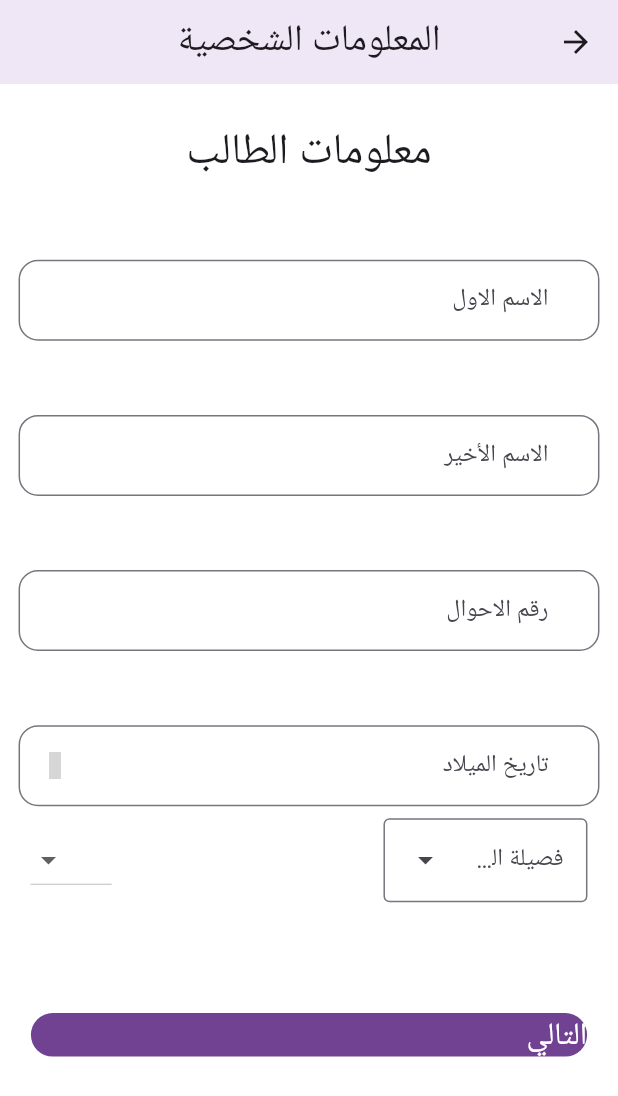
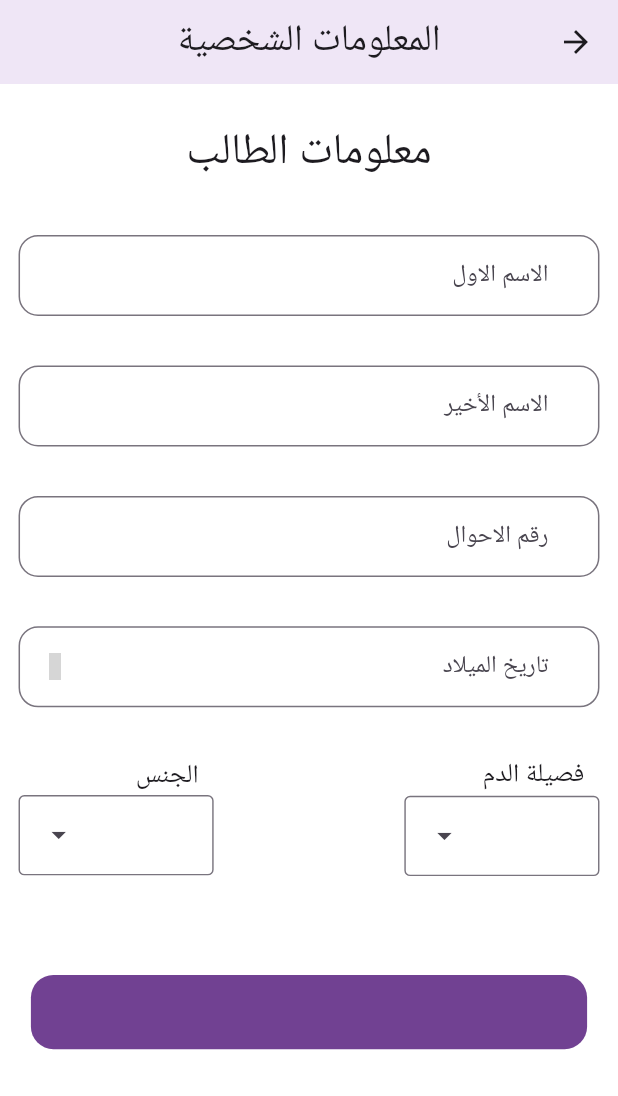
Before and after one commit to MustafaAlGhasili/ameen, a Flutter app: the Home screen opened directly, item 3 of the bottom bar chosen, after a tap on "حسابي", on a phone screen of 412 x 824 dp. Shown: the top 1096 px of the screen. Run offline on Flutter 3.47's test engine with Material 3 defaults, Android fonts, the phone set to English and light mode, and no system bars; our stand-ins replace easy_stepper, firebase_core, firebase_database, get, iconly, pin_code_fields; accounts and stored records are empty; grey boxes are pictures that could not be loaded.

Commit message:
changes in some widget

```diff
--- a/lib/controller/sign_controller.dart
+++ b/lib/controller/sign_controller.dart
@@ -1,27 +1,22 @@
 // import 'package:camera/camera.dart';
+import 'package:ameen/view/ui/sign/signup_widgets.dart';
+import 'package:firebase_database/firebase_database.dart';
 import 'package:flutter/cupertino.dart';
 import 'package:flutter/gestures.dart';
 import 'package:get/get.dart';
 
 class SignController extends GetxController {
   RxBool visibility = true.obs;
-  final GlobalKey<FormState> formKey = GlobalKey<FormState>();
 
   final signInEmailCont = TextEditingController();
   final signInPassCont = TextEditingController();
-
   final emailVerificationCont = TextEditingController();
 
   String forgetPassword = '';
   String code = '';
-  // final emailVerification = TextEditingController();
-  // final codeVerification = TextEditingController();
 
   bool hasError = false;
-  // late StreamController<ErrorAnimationType> errorController;
-  // TextEditingController otpController = TextEditingController();
   var onTapRecognizer;
-  // String value = '';
   RxInt step = 0.obs;
   RxList blood = ['A+', 'A-', 'B+', 'B-', 'AB+', 'AB-'].obs;
   RxBool isAccepted = false.obs;
@@ -39,191 +34,68 @@ class SignController extends GetxController {
     // errorController = StreamController<ErrorAnimationType>();
     super.onInit();
   }
+
+  Map parentInfo = {
+    'fName' : '',
+  };
+  void sendDataToDatabase(Parent parent) async {
+    //   //parent reference
+    //   DatabaseReference pRef = FirebaseDatabase.instance.ref("parent");
+    //   DatabaseEvent databaseEvent = await pRef.once();
+    //   DataSnapshot snapshot = databaseEvent.snapshot;
+    //   print(snapshot.value);
+    //   Map<String, dynamic>? map = (snapshot.value == null ? null : snapshot.value)
+    //       as Map<String, dynamic>?;
+    //   map?.forEach((key, value) {
+    //     Map m = {"key": key};
+    //     m.addAll(value);
+    //     l.add(value);
+    //   });
+    // }
+
+    final dbRef = FirebaseDatabase.instance.ref('parents');
+    final parent = ParentModel(
+      id: "${dbRef.push().key}",
+      fName: parentInfo['fName'],
+      email: 'johndoe@example.com',
+      isEnabled: false,
+      lName: '',
+      phone: '',
+      nationalId: '',
+    );
+    await dbRef.push().set(parent.toMap());
+  }
 }
 
+class ParentModel {
+  final String id;
+  final String fName;
+  final String lName;
+  final String email;
+  final String phone;
+  final String nationalId;
+  final bool isEnabled;
 
-// late List<CameraDescription> cameras;
+  ParentModel({
+    required this.id,
+    required this.fName,
+    required this.lName,
+    required this.email,
+    required this.phone,
+    required this.nationalId,
+    required this.isEnabled,
+  });
 
-// class CamController extends GetxController {
-//   late CameraController cameraController;
-//   late XFile picture;
-//   Uint8List? _imageBytes;
-//
-//   @override
-//   void onInit() {
-//     initializeControllerFuture();
-//     super.onInit();
-//   }
-//
-//
-//   Future<void> initializeControllerFuture() async {
-//     cameraController = CameraController(
-//       cameras[0],
-//       ResolutionPreset.medium,
-//     );
-//     try {
-//       await cameraController.initialize();
-//     } catch (e) {
-//       print('Error initializing camera: $e');
-//     }
-//
-//     if (!isClosed) return;
-//     update();
-//   }
-//
-// //   Future<int> registerBusVisitorFace({required File file}) async {
-// //
-// //     String fileExtension = extension(file.path);
-// //     String fileName = "test${Random().nextInt(1000)}$fileExtension";
-// //
-// //     print('File Name: $fileName');
-// //
-// //     String studentName = "Moha_Hasan_2444";
-// //     final String url =
-// //         'https://nfaa7msxkb.execute-api.us-east-1.amazonaws.com/dev/bus-visitors-2-2/$fileName'; // Replace with your API Gateway endpoint
-// // /*
-// //     final String url =
-// //         'https://nfaa7msxkb.execute-api.us-east-1.amazonaws.com/dev/students-images-4-4/$studentName'; // Replace with your API Gateway endpoint
-// // */
-// //
-// //     try {
-// //       Uint8List image = File(file.path).readAsBytesSync();
-// //
-// //       Options options = Options(contentType: 'image/jpeg', headers: {
-// //         'Accept': "*/*",
-// //         'Content-Length': image.length,
-// //         'Connection': 'keep-alive',
-// //         'User-Agent': 'ClinicPlush'
-// //       });
-// //       final response = await Dio().put(url,
-// //           data: Stream.fromIterable(image.map((e) => [e])), options: options);
-// //       print(response);
-// //
-// //       if (response.statusCode == 200) {
-// //         Get.back(closeOverlays: true);
-// //         // Image uploaded successfully.
-// //         print('Image uploaded successfully!');
-// //
-// //         // await Future.delayed(const Duration(seconds: 1));
-// //
-// //         return makeGetRequest(fileName);
-// //       } else {
-// //         Get.back(closeOverlays: true);
-// //         // Failed to upload image.
-// //         print('Failed to upload image: ${response.statusMessage}');
-// //       }
-// //       Get.back(closeOverlays: true);
-// //       return 500;
-// //     } on DioException catch (error) {
-// //       Get.back(closeOverlays: true);
-// //       print("object ${error.message}");
-// //       if (error.message!.contains("The connection errored: Failed host lookup:")) {
-// //
-// //         Get.snackbar('Error', "pleas connect to the internet",
-// //             colorText: Colors.white,
-// //             duration: const Duration(seconds: 2),
-// //             animationDuration: const Duration(milliseconds: 700),
-// //             backgroundColor: Colors.black);
-// //         // GetSnackBar(
-// //         //
-// //         //   messageText: Text("pleas connect to the internet",
-// //         //       style: TextStyle(color: Colors.white)),
-// //         //   titleText: Text("Error", style: TextStyle(color: Colors.white)),
-// //         //   icon: Icon(Icons.error_outline, color: Colors.white),
-// //         //   duration: Duration(seconds: 2),
-// //         //   animationDuration: Duration(milliseconds: 500),
-// //         // );
-// //       }
-// //       // log(error.message);
-// //       rethrow;
-// //     } catch (e) {
-// //       // log(_.toString());
-// //       throw 'error is ${e.toString()}';
-// //     }
-// //   }
-//
-//   // Future<int> makeGetRequest(String fileName) async {
-//   //   int status = 500;
-//   //   final String url =
-//   //       'https://nfaa7msxkb.execute-api.us-east-1.amazonaws.com/dev/students?objectKey=$fileName';
-//   //
-//   //   print('Get API: $url');
-//   //
-//   //   try {
-//   //     final response = await Dio().get(url);
-//   //     print(response);
-//   //     if (response.statusCode == 200) {
-//   //       // Image uploaded successfully.
-//   //       print('Validated successfully!');
-//   //
-//   //       /// todo success dialog
-//   //       // showCustomDialog(context, "Done");
-//   //
-//   //       // Make a GET request with the generated name
-//   //     }
-//   //
-//   //     status = response.statusCode!;
-//   //     return status;
-//   //     // Handle the response from the GET request as needed.
-//   //   } on DioException catch (error) {
-//   //     status = error.response?.statusCode ?? 500;
-//   //     print(error.message);
-//   //     return status;
-//   //
-//   //     rethrow;
-//   //   } catch (e) {
-//   //     status = 500;
-//   //     print(e.toString());
-//   //     return status;
-//   //     // Handle other exceptions
-//   //     print(e.toString());
-//   //
-//   //     throw 'error is ${e.toString()}';
-//   //   }
-//   // }
-//
-//   // Future<XFile?> capturePhoto() async {
-//   //   Get.dialog(const Center(
-//   //       child: CircularProgressIndicator(
-//   //         color: Colors.white,
-//   //       )));
-//   //   if (cameraController.value.isTakingPicture) {
-//   //     return null;
-//   //   }
-//   //   try {
-//   //     await cameraController.setFlashMode(FlashMode.off); //optional
-//   //     XFile file = await cameraController.takePicture();
-//   //     return file;
-//   //   } on CameraException catch (e) {
-//   //     debugPrint('Error occured while taking picture: $e');
-//   //     return null;
-//   //   }
-//   // }
-//
-//   // Future<int> onTakePhotoPressed() async {
-//   //   final xFile = await capturePhoto();
-//   //   if (xFile != null) {
-//   //     if (xFile.path.isNotEmpty) {
-//   //       picture = xFile;
-//   //       File file = File(picture.path);
-//   //       return registerBusVisitorFace(file: file);
-//   //
-//   //       print("pathh =========${picture.path}");
-//   //     }
-//   //     return 501;
-//   //   }
-//   //   return 502;
-//   // }
-//
-//   @override
-//   void onClose() {
-//     initializeControllerFuture();
-//     super.onClose();
-//   }
-//
-//   @override
-//   void dispose() {
-//     cameraController.dispose();
-//     super.dispose();
-//   }
-// }
+  // Convert model to a map for storing in the database
+  Map<String, dynamic> toMap() {
+    return {
+      'id': id,
+      'firstNname': fName,
+      'lastName': lName,
+      'email': email,
+      'phone': phone,
+      'nationalId': nationalId,
+      'isEnabled': isEnabled,
+    };
+  }
+}
--- a/lib/main.dart
+++ b/lib/main.dart
@@ -1,4 +1,7 @@
 import 'package:ameen/controller/sign_controller.dart';
+import 'package:ameen/test.dart';
+import 'package:ameen/view/ui/sign/sign_in.dart';
+import 'package:ameen/view/ui/sign/sign_up.dart';
 // import 'package:ameen/test.dart';
 // import 'package:ameen/view/ui/home/home.dart';
 import 'package:ameen/view/ui/sign/start.dart';
@@ -16,7 +19,6 @@ void main() async {
   Get.put(SignController());
   Get.put(HomeController());
 
-
   await Firebase.initializeApp(
     options: DefaultFirebaseOptions.currentPlatform,
   );
@@ -30,7 +32,7 @@ void main() async {
     // locale: DevicePreview.locale(context),
     theme: ThemeData(
         scaffoldBackgroundColor: const Color.fromARGB(255, 113, 65, 146)),
-    home: const MyApp(),
+    home: const SignUp(),
     // )
   ));
 }
--- a/lib/view/ui/home/home_widgets.dart
+++ b/lib/view/ui/home/home_widgets.dart
@@ -239,7 +239,7 @@ class NotificationPage extends StatelessWidget {
               itemBuilder: (context, i) {
                 return Container(
                   margin: EdgeInsets.all(width * 0.015),
-                  padding: EdgeInsets.all(width * 0.015),
+                  padding: EdgeInsets.all(width * 0.04),
                   height: height * 0.08,
                   decoration: BoxDecoration(
                       border: Border.all(color: Colors.black, width: 1.5),
@@ -271,7 +271,7 @@ class NotificationPage extends StatelessWidget {
               itemBuilder: (context, i) {
                 return Container(
                   margin: EdgeInsets.all(width * 0.015),
-                  padding: EdgeInsets.all(width * 0.015),
+                  padding: EdgeInsets.all(width * 0.04),
                   height: height * 0.08,
                   decoration: BoxDecoration(
                       border: Border.all(color: Colors.black, width: 1.5),
@@ -326,6 +326,7 @@ class ProfilePage extends StatelessWidget {
                 height: height * 0.05,
               ),
               ButtonModel(
+                padding: width * 0.03,
                 rowMainAxisAlignment: MainAxisAlignment.spaceBetween,
                 width: width * 0.9,
                 height: height * 0.07,
@@ -341,6 +342,8 @@ class ProfilePage extends StatelessWidget {
                 vMargin: height * 0.01,
               ),
               ButtonModel(
+                                padding: width * 0.03,
+
                 rowMainAxisAlignment: MainAxisAlignment.spaceBetween,
                 width: width * 0.9,
                 height: height * 0.07,
@@ -354,6 +357,8 @@ class ProfilePage extends StatelessWidget {
                 vMargin: height * 0.01,
               ),
               ButtonModel(
+                                padding: width * 0.03,
+
                 rowMainAxisAlignment: MainAxisAlignment.spaceBetween,
                 width: width * 0.9,
                 height: height * 0.07,
--- a/lib/view/ui/home/student_info.dart
+++ b/lib/view/ui/home/student_info.dart
@@ -22,7 +22,8 @@ class StudentInfo extends StatelessWidget {
         appBar: AppBar(
           elevation: 5,
           centerTitle: true,
-          title: Text("المعلومات الشخصية", style: TextStyle(fontSize: width * 0.06)),
+          title: Text("المعلومات الشخصية",
+              style: TextStyle(fontSize: width * 0.06)),
         ),
         body: SingleChildScrollView(
           child: Padding(
@@ -30,60 +31,99 @@ class StudentInfo extends StatelessWidget {
                 horizontal: width * 0.03, vertical: height * 0.03),
             child: Column(
               children: [
-                Text("معلومات الطالب", style: TextStyle(fontSize: width * 0.07)),
+                Text("معلومات الطالب",
+                    style: TextStyle(fontSize: width * 0.07)),
                 TextFieldModel(
                   text: "الاسم الاول",
-                  vPadding: height * 0.06,
+                  vPadding: height * 0.04,
                   obscureText: false,
                 ),
                 TextFieldModel(
                   text: "الاسم الأخير",
-                  vPadding: height * 0.06,
+                  vPadding: height * 0.04,
                   obscureText: false,
                 ),
                 TextFieldModel(
                   text: "رقم الاحوال",
-                  vPadding: height * 0.06,
+                  vPadding: height * 0.04,
                   obscureText: false,
                 ),
                 TextFieldModel(
                   sufIcon: IconButton(
                       onPressed: () {}, icon: const Icon(IconlyLight.calendar)),
                   text: "تاريخ الميلاد",
-                  vPadding: height * 0.06,
+                  vPadding: height * 0.04,
                   obscureText: false,
                 ),
                 Obx(
                   () => Padding(
-                    padding: const EdgeInsets.all(8.0),
+                    padding: EdgeInsets.only(top: height * 0.04),
                     child: Row(
                       mainAxisAlignment: MainAxisAlignment.spaceBetween,
                       children: [
-                        const DropdownMenu(
+                        Column(
+                          crossAxisAlignment: CrossAxisAlignment.start,
+                          children: [
+                            Padding(
+                              padding: const EdgeInsets.only(right: 10.0),
+                              child: Text(
+                                "فصيلة الدم",
+                                style: TextStyle(fontSize: height * 0.021),
+                              ),
+                            ),
+                            SizedBox(
+                              height: height * 0.065,
+                              child: const FittedBox(
+                                fit: BoxFit.fill,
+                                child: DropdownMenu(
                                   dropdownMenuEntries: [
                                     DropdownMenuEntry(
                                       value: "sckn",
                                       label: "Sckm",
                                     )
                                   ],
-                          hintText: "فصيلة الدم",
                                   menuStyle: MenuStyle(
                                     shape: MaterialStatePropertyAll(
                                         ContinuousRectangleBorder(
-                                    borderRadius:
-                                        BorderRadius.all(Radius.circular(30)))),
+                                            borderRadius: BorderRadius.all(
+                                                Radius.circular(30)))),
                                   ),
                                 ),
-                        DropdownButton(
-                          items: controller.blood
-                              .map((e) => DropdownMenuItem(
-                                    value: e,
-                                    child: Text("$e"),
-                                  ))
-                              .toList(),
-                          onChanged: (value) {
-                            //controller.blood.value = value as RxList;
-                          },
+                              ),
+                            ),
+                          ],
+                        ),
+                        Column(
+                          crossAxisAlignment: CrossAxisAlignment.start,
+                          children: [
+                            Padding(
+                              padding: const EdgeInsets.only(right: 10.0),
+                              child: Text(
+                                "الجنس",
+                                style: TextStyle(fontSize: height * 0.021),
+                              ),
+                            ),
+                            SizedBox(
+                              height: height * 0.065,
+                              child: const FittedBox(
+                                fit: BoxFit.fill,
+                                child: DropdownMenu(
+                                  dropdownMenuEntries: [
+                                    DropdownMenuEntry(
+                                      value: "sckn",
+                                      label: "Sckm",
+                                    )
+                                  ],
+                                  menuStyle: MenuStyle(
+                                    shape: MaterialStatePropertyAll(
+                                        ContinuousRectangleBorder(
+                                            borderRadius: BorderRadius.all(
+                                                Radius.circular(30)))),
+                                  ),
+                                ),
+                              ),
+                            ),
+                          ],
                         ),
                       ],
                     ),
@@ -97,7 +137,10 @@ class StudentInfo extends StatelessWidget {
                     controller.step.value++;
                   },
                   width: width * 0.9,
-                  content: 'التالي',
+                  height: height * 0.06,
+                  content: '',
+                  rowMainAxisAlignment: MainAxisAlignment.center,
+                  textAlign: TextAlign.center,
                   backColor: const Color.fromARGB(255, 113, 65, 146),
                   style: TextStyle(
                     color: Colors.white,
--- a/lib/view/ui/widget/text_field.dart
+++ b/lib/view/ui/widget/text_field.dart
@@ -13,6 +13,7 @@ class TextFieldModel extends StatefulWidget {
   final void Function(String)? onChanged;
   final String? text;
   final TextInputType? keyboardType;
+  final TextStyle? style;
 
   // final String? Function(String?)? validator;
 
@@ -27,7 +28,7 @@ class TextFieldModel extends StatefulWidget {
     this.controller,
     this.onChanged,
     this.text,
-    this.keyboardType,
+    this.keyboardType, this.style,
     // this.validator,
   });
 
@@ -68,6 +69,7 @@ class _TextFieldModelState extends State<TextFieldModel> {
           }
           return null;
         },
+        style: widget.style,
         onChanged: widget.onChanged,
         obscureText: widget.obscureText,
         decoration: InputDecoration(
```
Also changed, not shown: lib/controller/home_controller.dart (+6 -5 lines), lib/view/ui/sign/signup_widgets.dart (+108 -44 lines). Lines whose indentation alone changed are shown as unchanged.
